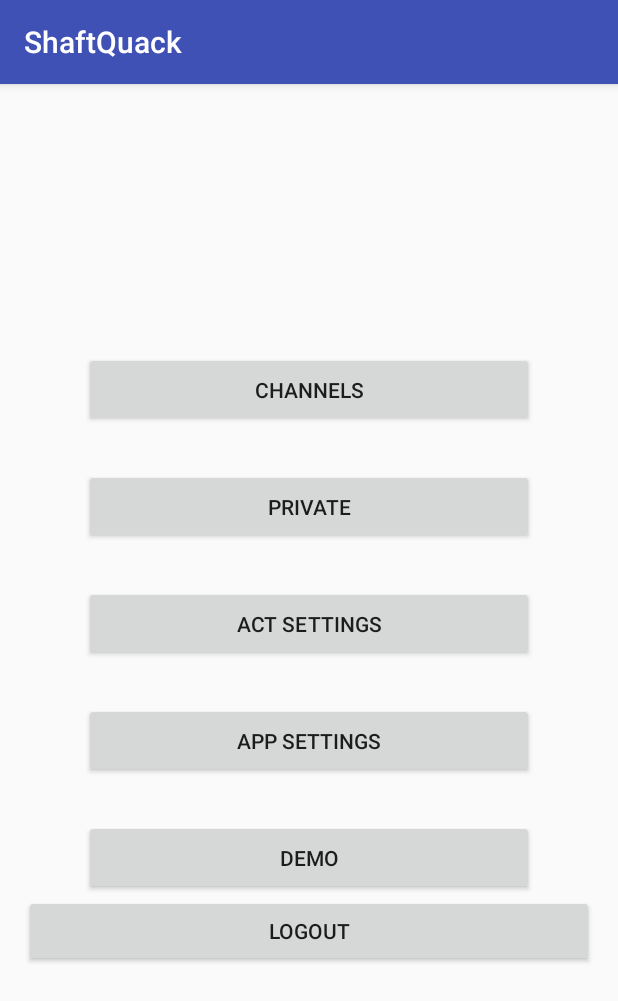
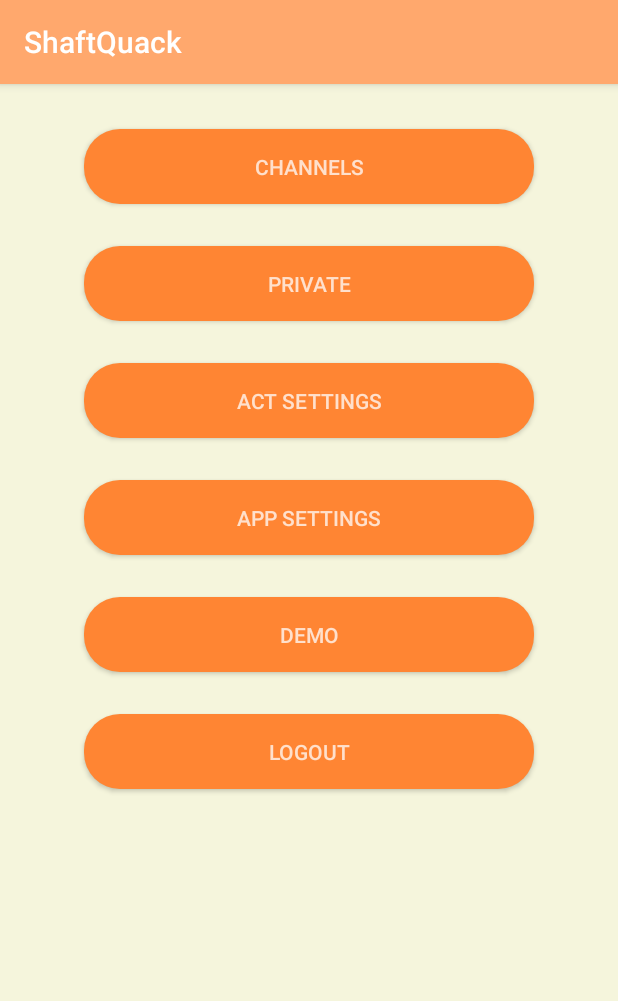
Before and after one commit to Steve0320/DatShaft, an Android app: the screen it shows after launch once a user with an empty profile is signed in (MainActivity), on a phone screen of 412 x 824 dp. Shown: the top 1001 px of the screen. Run offline under Robolectric (Android 15) with nearby library versions, the phone set to English and light mode, and no system bars; our stand-ins replace Firebase (no records; nobody signed in at launch, a user with empty details on screens opened directly); 1 statement that could not run was skipped.

Commit message:
Stylized everything. Added custom styles and colors.

```diff
--- /dev/null
+++ b/app/src/main/res/drawable/shaft_round_button.xml
@@ -0,0 +1,23 @@
+<?xml version="1.0" encoding="utf-8"?>
+<selector xmlns:android="http://schemas.android.com/apk/res/android">
+    <item android:state_pressed="false">
+        <shape xmlns:android="http://schemas.android.com/apk/res/android"
+            android:shape="rectangle">
+            <solid android:color="@color/shaftMainColor" />
+            <corners android:bottomLeftRadius="24dp"
+                android:bottomRightRadius="24dp"
+                android:topLeftRadius="24dp"
+                android:topRightRadius="24dp" />
+        </shape>
+    </item>
+    <item android:state_pressed="true">
+        <shape xmlns:android="http://schemas.android.com/apk/res/android"
+            android:shape="rectangle">
+            <solid android:color="@color/shaftMainColorDark" />
+            <corners android:bottomLeftRadius="24dp"
+                android:bottomRightRadius="24dp"
+                android:topLeftRadius="24dp"
+                android:topRightRadius="24dp" />
+        </shape>
+    </item>
+</selector>
--- a/app/src/main/res/layout/activity_main.xml
+++ b/app/src/main/res/layout/activity_main.xml
@@ -9,6 +9,7 @@
     android:paddingLeft="@dimen/activity_horizontal_margin"
     android:paddingRight="@dimen/activity_horizontal_margin"
     android:paddingTop="@dimen/activity_vertical_margin"
+    android:background="@color/shaftBGColor"
     tools:context="com.shaftware.MainActivity">
 
     <!-- Buttons to navigate to other pages -->
@@ -16,60 +17,43 @@
         android:id="@+id/mainLayout"
         android:orientation="vertical"
         android:gravity="center_horizontal"
-        android:layout_centerVertical="true"
+        android:layout_centerVertical="false"
         android:layout_width="match_parent"
         android:layout_height="wrap_content">
 
         <Button
-            android:text="Channels"
-            android:layout_width="300dp"
-            android:layout_height="50dp"
+            android:text="CHANNELS"
+            style="@style/shaftButton"
             android:id="@+id/button1"
-            android:layout_weight="1"
             android:onClick="toChannels"/>
 
         <Button
             android:text="PRIVATE"
-            android:layout_width="300dp"
-            android:layout_height="50dp"
-            android:layout_marginTop="28dp"
-            android:id="@+id/button2"
-            android:layout_weight="1" />
+            style="@style/shaftButton"
+            android:id="@+id/button2" />
 
         <Button
             android:text="ACT SETTINGS"
-            android:layout_width="300dp"
-            android:layout_height="50dp"
-            android:layout_marginTop="28dp"
+            style="@style/shaftButton"
             android:id="@+id/button3"
-            android:layout_weight="1"
             android:onClick="handleAccountSettings"/>
 
         <Button
             android:text="APP SETTINGS"
-            android:layout_width="300dp"
-            android:layout_height="50dp"
-            android:layout_marginTop="28dp"
-            android:id="@+id/button4"
-            android:layout_weight="1" />
+            style="@style/shaftButton"
+            android:id="@+id/button4" />
 
         <Button
             android:text="DEMO"
-            android:layout_width="300dp"
-            android:layout_height="50dp"
-            android:layout_marginTop="28dp"
+            style="@style/shaftButton"
             android:id="@+id/button5"
-            android:layout_weight="1"
-            android:onClick="toDemo"/>
+            android:onClick="toDemo" />
 
         <Button
-            android:text="Logout"
-            android:layout_width="match_parent"
-            android:layout_height="wrap_content"
+            android:text="LOGOUT"
+            style="@style/shaftButton"
             android:id="@+id/Logout"
-            android:layout_weight="1"
             android:onClick="handleLogout" />
-
 
     </LinearLayout>
 
--- a/app/src/main/res/layout/activity_settings.xml
+++ b/app/src/main/res/layout/activity_settings.xml
@@ -8,6 +8,7 @@
     android:paddingLeft="@dimen/activity_horizontal_margin"
     android:paddingRight="@dimen/activity_horizontal_margin"
     android:paddingTop="@dimen/activity_vertical_margin"
+    android:background="@color/shaftBGColor"
     tools:context="com.shaftware.SettingsActivity">
 
     <LinearLayout
--- a/app/src/main/res/layout/activity_sign_in.xml
+++ b/app/src/main/res/layout/activity_sign_in.xml
@@ -4,7 +4,8 @@
     android:layout_width="match_parent"
     android:layout_height="match_parent"
     android:gravity="center"
-    android:orientation="vertical">
+    android:orientation="vertical"
+    android:background="@color/shaftBGColor">
 
     <TextView
         android:layout_width="wrap_content"
--- a/app/src/main/res/values/colors.xml
+++ b/app/src/main/res/values/colors.xml
@@ -1,6 +1,15 @@
 <?xml version="1.0" encoding="utf-8"?>
 <resources>
-    <color name="colorPrimary">#3F51B5</color>
-    <color name="colorPrimaryDark">#303F9F</color>
-    <color name="colorAccent">#FF4081</color>
+    <color name="colorPrimary">@color/shaftMainColorLight</color>
+    <color name="colorPrimaryDark">@color/shaftMainColor</color>
+    <color name="colorAccent">@color/shaftAccentColorLight</color>
+
+    <color name="shaftMainColor">#ff8533</color>
+    <color name="shaftMainColorDark">#cc6a28</color>
+    <color name="shaftMainColorLight">#ffa86d</color>
+    <color name="ShaftTextColor">#ffe0cc</color>
+    <color name="shaftAccentColor">#f3b43c</color>
+    <color name="shaftAccentColorDark">#c08d2e</color>
+    <color name="shaftAccentColorLight">#f3c774</color>
+    <color name="shaftBGColor">#f5f5dc</color>
 </resources>
--- a/app/src/main/res/values/styles.xml
+++ b/app/src/main/res/values/styles.xml
@@ -17,4 +17,14 @@
 
     <style name="AppTheme.PopupOverlay" parent="ThemeOverlay.AppCompat.Light" />
 
+    <style name="shaftButton" parent="Widget.AppCompat.Button">
+        <item name="android:textColor">@color/ShaftTextColor</item>
+        <item name="android:background">@drawable/shaft_round_button</item>
+        <item name="android:layout_width">300dp</item>
+        <item name="android:layout_height">50dp</item>
+        <item name="android:layout_weight">1</item>
+        <item name="android:layout_marginBottom">14dp</item>
+        <item name="android:layout_marginTop">14dp</item>
+    </style>
+
 </resources>
```
Also changed, not shown: app/src/main/java/com/shaftware/ChannelsActivity.java (+8 -16 lines), app/src/main/res/layout/activity_channels.xml (+9 -6 lines), app/src/main/res/layout/activity_conversation.xml (+6 -2 lines), app/src/main/res/layout/shaft_button_template.xml (added, +8 -0 lines).
